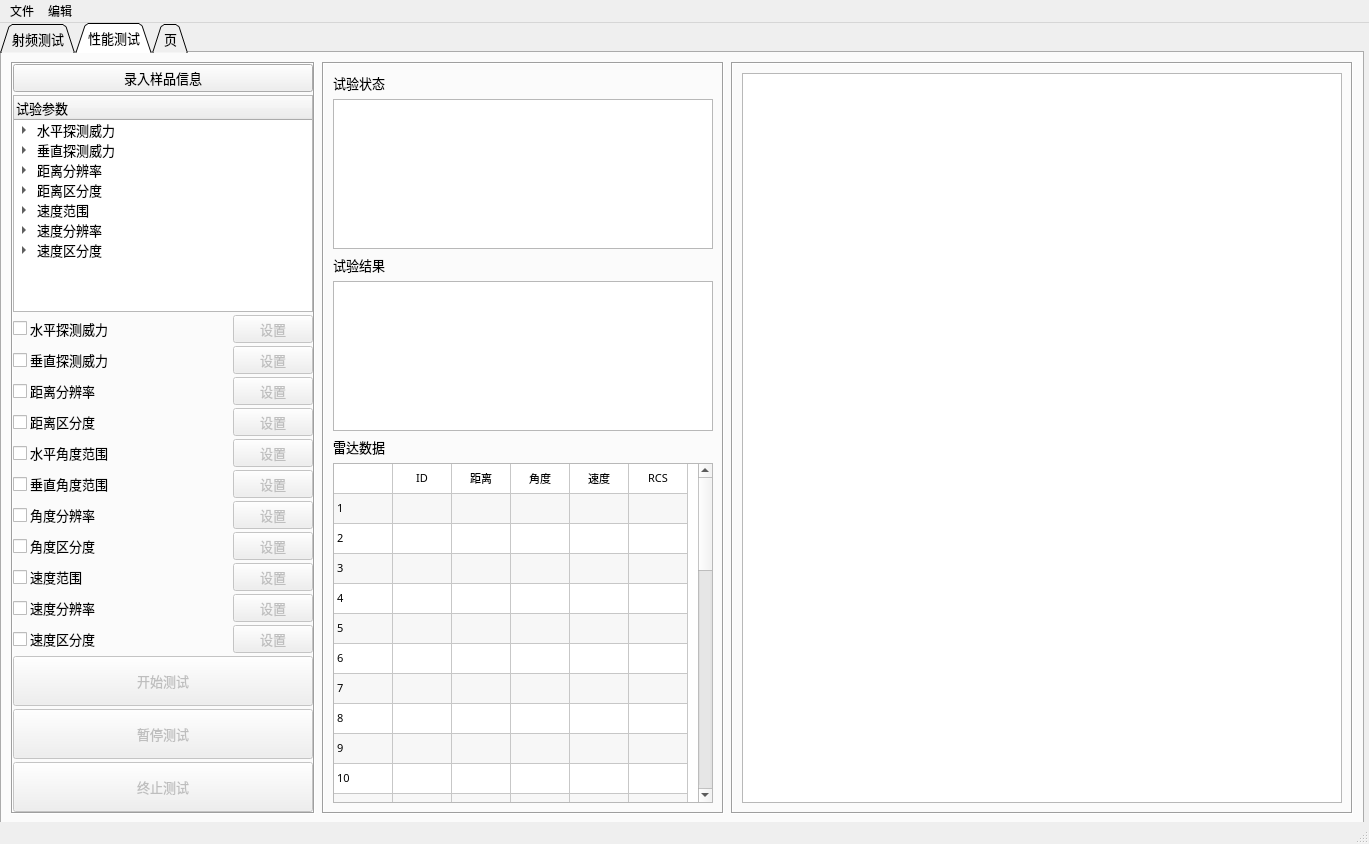
Qt form UI/MainWindow.ui (liuli-liekkas/auto_test) before a commit.
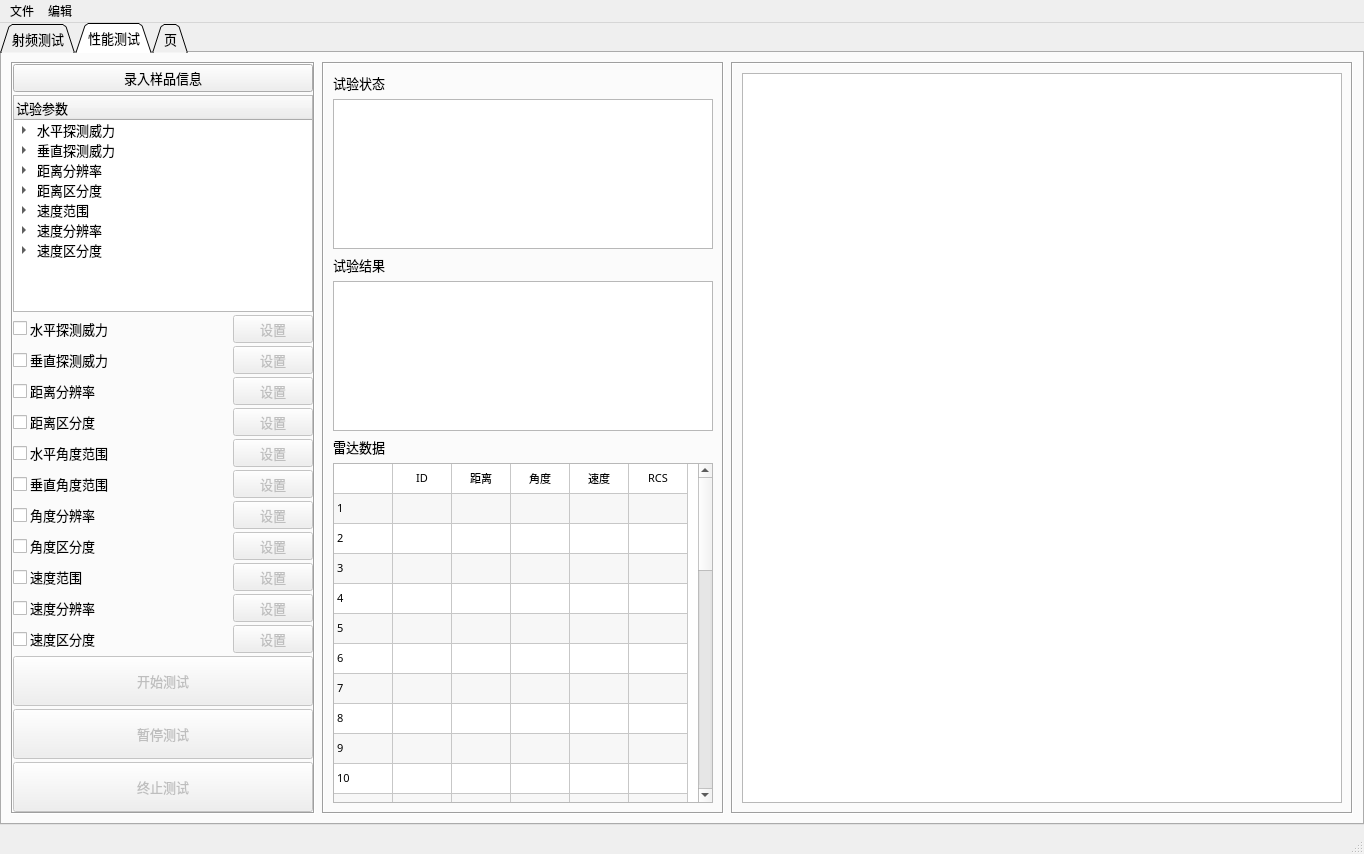
The same form after that commit.

```diff
--- a/UI/MainWindow.ui
+++ b/UI/MainWindow.ui
@@ -6,8 +6,8 @@
    <rect>
     <x>0</x>
     <y>0</y>
-    <width>1369</width>
-    <height>844</height>
+    <width>1364</width>
+    <height>854</height>
    </rect>
   </property>
   <property name="sizePolicy">
@@ -1563,7 +1563,7 @@
     <rect>
      <x>0</x>
      <y>0</y>
-     <width>1369</width>
+     <width>1364</width>
      <height>26</height>
     </rect>
    </property>
```
